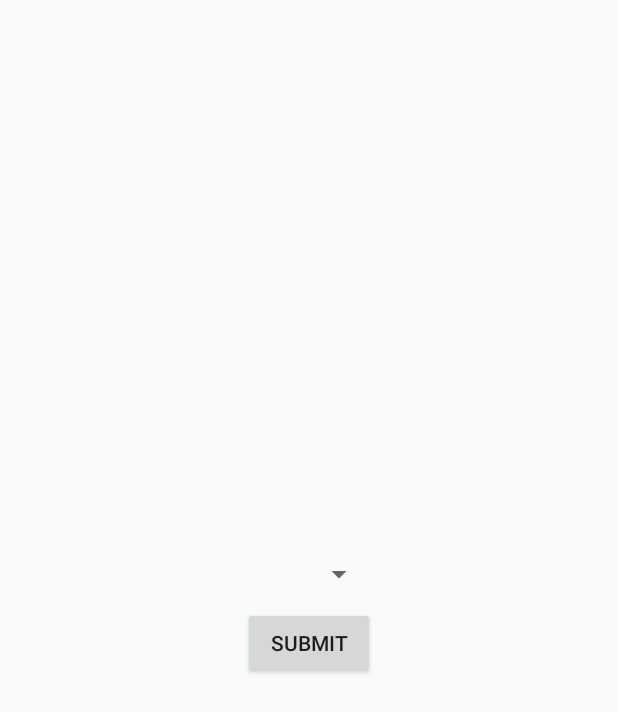
After one commit to anant12/anant-scalemed, an Android app: the layout fragment_mood_reminder.xml on its own in the app's theme, with its tools: preview values and no code run, on a phone screen of 412 x 824 dp. The commit adds this screen. Shown: the top 712 px of the screen. Run offline under Robolectric (Android 15) with nearby library versions, the phone set to English and light mode, and no system bars.

Commit message:
Implemented notification + mood reminder popup
Temporary implementation of notification reminding user to log their
mood. Notification opens mood reminder popup.

Temporarily placed notification generation method in MainActivity.class

New files:
-MoodReminder.class - container for fragment (hoping to rewrite this so
that the implementation is less clumsy)
-MoodReminderDialog.class - dialog fragment
-fragment_mood_reminder.xml - layout for fragment

TODO:
-Periodically show notification
-Add functionality to the popup (packaging, logging, and uploading data)

```diff
--- a/lucy/mobileLogger/build.gradle
+++ b/lucy/mobileLogger/build.gradle
@@ -19,8 +19,8 @@ android {
 }
 
 dependencies {
-    compile 'com.google.android.gms:play-services:6.1.+'
+    compile files('libs/achartengine-1.1.0.jar')
+    compile 'com.google.android.gms:play-services:6.1.11'
     compile 'com.android.support:appcompat-v7:20.0.0'
     compile 'com.android.support:support-v4:20.0.0'
-    compile files('libs/achartengine-1.1.0.jar')
 }
--- /dev/null
+++ b/lucy/mobileLogger/src/main/res/layout/fragment_mood_reminder.xml
@@ -0,0 +1,25 @@
+<?xml version="1.0" encoding="utf-8"?>
+
+<LinearLayout xmlns:android="http://schemas.android.com/apk/res/android"
+    android:id="@+id/edit_name"
+    android:layout_width="wrap_content"
+    android:layout_height="wrap_content"
+    android:layout_gravity="center"
+    android:orientation="vertical"  >
+
+    <Spinner
+        android:layout_marginTop="10dp"
+        android:id="@+id/mood_spinner"
+        android:layout_width="fill_parent"
+        android:layout_height="wrap_content">
+    </Spinner>
+
+    <Button
+        android:layout_marginTop="10dp"
+        android:layout_marginBottom="10dp"
+        android:layout_width="fill_parent"
+        android:layout_height="wrap_content"
+        android:id="@+id/mood_submit"
+        android:text="Submit">
+    </Button>
+</LinearLayout>
```
Also changed, not shown: lucy/mobileLogger/src/main/AndroidManifest.xml (+13 -10 lines), lucy/mobileLogger/src/main/java/com/riceucla/mobilelogger/MainActivity.java (+47 -2 lines), lucy/mobileLogger/src/main/java/com/riceucla/mobilelogger/MoodReminder.java (added, +48 -0 lines), lucy/mobileLogger/src/main/java/com/riceucla/mobilelogger/MoodReminderDialog.java (added, +44 -0 lines), lucy/mobileLogger/src/main/res/layout/activity_mood_reminder.xml (added, +11 -0 lines), lucy/mobileLogger/src/main/res/menu/mood_reminder.xml (added, +9 -0 lines), lucy/mobileLogger/src/main/res/values/strings.xml (+12 -2 lines), 74 other files.
